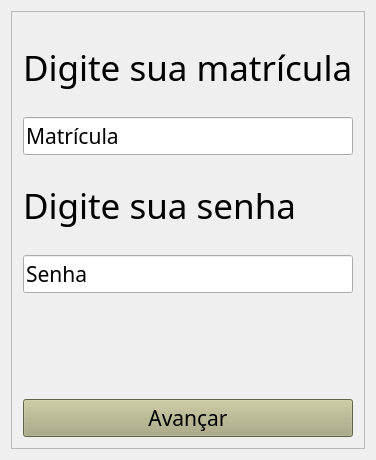
The window that Android/AplicativoVersaoFinal/mainwindow.ui (itsGiuu/slash_n) describes before a commit, drawn with Qt 5.
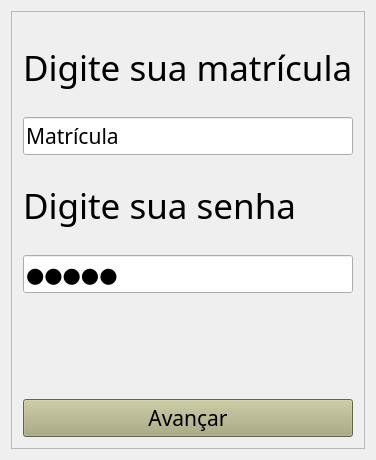
The same window after the commit.

Diff of the .ui file:
```diff
--- a/Android/AplicativoVersaoFinal/mainwindow.ui
+++ b/Android/AplicativoVersaoFinal/mainwindow.ui
@@ -9,7 +9,7 @@
    <rect>
     <x>0</x>
     <y>0</y>
-    <width>322</width>
+    <width>356</width>
     <height>460</height>
    </rect>
   </property>
@@ -69,6 +69,9 @@
          <property name="text">
           <string>Senha</string>
          </property>
+         <property name="echoMode">
+          <enum>QLineEdit::Password</enum>
+         </property>
         </widget>
        </item>
        <item>
```
Left out of the diff: 6 changed lines with no effect on the pictures.
